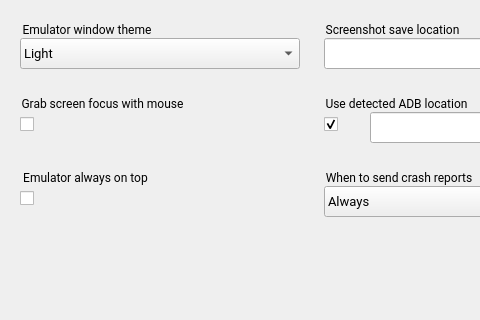
Before: the Qt Designer form android/skin/qt/extended-pages/settings-page.ui in aosp-mirror/platform_external_qemu, drawn with Qt 5; both pictures show x 0 to 480 and y 0 to 320 of the 622 by 580 pixel window.
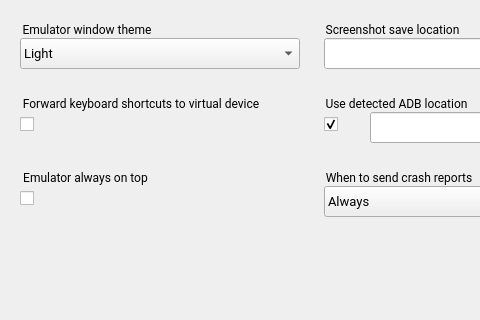
After: the same form once the commit is applied. Icons and pictures are not drawn.

Commit message:
[UI] Update the "grab keyboard focus" setting.
This setting has caused many issues with users claiming keyboard
shortcuts aren't working (see below bug). So, we should make it
simpler, and we should make it more obvious what it does.

BUG:b.android.com/202934

Patch:
```diff
--- a/android/skin/qt/extended-pages/settings-page.ui
+++ b/android/skin/qt/extended-pages/settings-page.ui
@@ -311,7 +311,7 @@
     <rect>
      <x>20</x>
      <y>94</y>
-     <width>211</width>
+     <width>281</width>
      <height>21</height>
     </rect>
    </property>
@@ -324,7 +324,7 @@
     <string notr="true">border: 0px;</string>
    </property>
    <property name="title">
-    <string>Grab screen focus with mouse</string>
+    <string>Forward keyboard shortcuts to virtual device</string>
    </property>
    <property name="ColorGroup" stdset="0">
     <string>Title</string>
```
Left out of the diff: 4 changed lines with no effect on the pictures. The commit also changes 9 other files.
